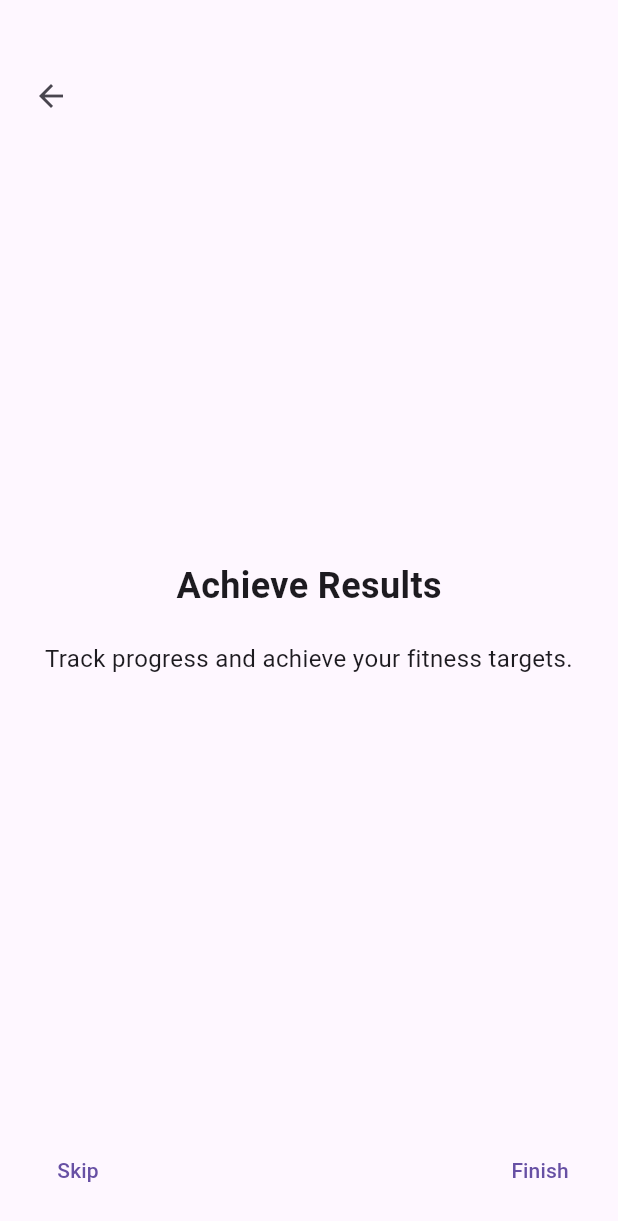
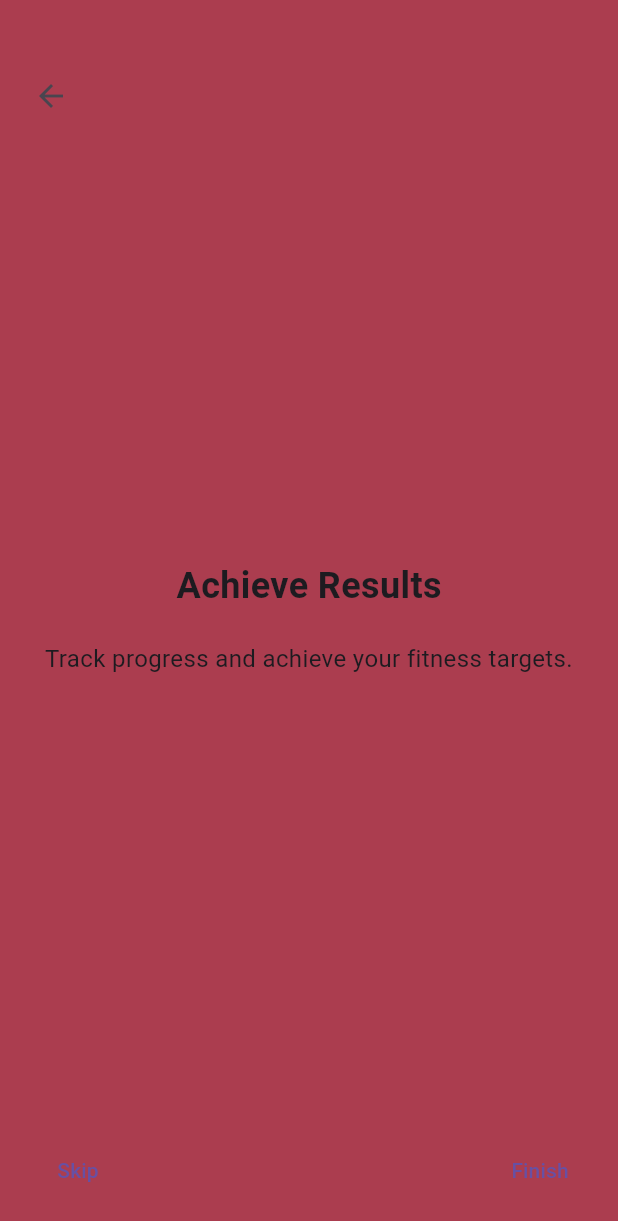
Before and after one commit to mhdafnan2003/Diet-App, a Flutter app: the screen it shows after launch, after a tap on "Skip", on a phone screen of 412 x 824 dp. Shown: the top 1221 px of the screen. Run offline on Flutter 3.47's test engine with Material 3 defaults, Android fonts, the phone set to English and light mode, and no system bars; our stand-ins replace get.

Commit message:
Utils Added

```diff
--- a/lib/features/authentication/screens/splash/splash.dart
+++ b/lib/features/authentication/screens/splash/splash.dart
@@ -1,4 +1,5 @@
 import 'package:diet/features/authentication/screens/onboarding%20Screen/onboarding_pages.dart';
+import 'package:diet/utils/constants/images.dart';
 import 'package:flutter/material.dart';
 import 'package:get/get.dart';
 
@@ -14,7 +15,7 @@ class SplashScreen extends StatelessWidget {
 
     return Scaffold(
       body: Center(
-        child: Image.asset('assets/logo.png'), // Replace with your logo path
+        child: Image.asset(TImages.appLogo,), // Replace with your logo path
       ),
     );
   }
--- a/lib/main.dart
+++ b/lib/main.dart
@@ -1,4 +1,5 @@
 import 'package:diet/features/authentication/screens/splash/splash.dart';
+import 'package:diet/utils/constants/colors.dart';
 import 'package:flutter/material.dart';
 import 'package:get/get.dart';
 
@@ -11,7 +12,9 @@ class MyApp extends StatelessWidget {
 
   @override
   Widget build(BuildContext context) {
+
     return GetMaterialApp(
+      theme: ThemeData(scaffoldBackgroundColor: TColors.primary),
       debugShowCheckedModeBanner: false,
       home: SplashScreen(),
     );
--- /dev/null
+++ b/lib/utils/constants/colors.dart
@@ -0,0 +1,47 @@
+import 'package:flutter/material.dart';
+
+class TColors {
+  // App theme colors
+  static const Color primary = Color.fromARGB(255, 171, 61, 79);
+  static const Color secondary = Color(0xFFFFE24B);
+  static const Color accent = Color(0xFFb0c7ff);
+
+  // Text colors
+  static const Color textPrimary = Color(0xFF333333);
+  static const Color textSecondary = Color(0xFF6C757D);
+  static const Color textWhite = Colors.white;
+
+  // Background colors
+  static const Color light = Color(0xFFF6F6F6);
+  static const Color dark = Color(0xFF272727);
+  static const Color primaryBackground = Color(0xFFF3F5FF);
+
+  // Background Container colors
+  static const Color lightContainer = Color(0xFFF6F6F6);
+  static Color darkContainer = TColors.white.withOpacity(0.1);
+
+  // Button colors
+  static const Color buttonPrimary = Color(0xFF4b68ff);
+  static const Color buttonSecondary = Color(0xFF6C757D);
+  static const Color buttonDisabled = Color(0xFFC4C4C4);
+
+  // Border colors
+  static const Color borderPrimary = Color(0xFFD9D9D9);
+  static const Color borderSecondary = Color(0xFFE6E6E6);
+
+  // Error and validation colors
+  static const Color error = Color(0xFFD32F2F);
+  static const Color success = Color(0xFF388E3C);
+  static const Color warning = Color(0xFFF57C00);
+  static const Color info = Color(0xFF1976D2);
+
+  // Neutral Shades
+  static const Color black = Color(0xFF232323);
+  static const Color darkerGrey = Color(0xFF4F4F4F);
+  static const Color darkGrey = Color(0xFF939393);
+  static const Color grey = Color(0xFFE0E0E0);
+  static const Color softGrey = Color(0xFFF4F4F4);
+  static const Color lightGrey = Color(0xFFF9F9F9);
+  static const Color white = Color(0xFFFFFFFF);
+
+}
--- /dev/null
+++ b/lib/utils/constants/images.dart
@@ -0,0 +1,5 @@
+class TImages {
+  // -- App Logos
+  static const String appLogo =
+      "assets/Images/logo.png";
+}
--- /dev/null
+++ b/lib/utils/constants/texts.dart
@@ -0,0 +1,3 @@
+class TTexts{
+static const String and = "and ";
+}
```
Also changed, not shown: lib/utils/constants/sizes.dart (added, +70 -0 lines), lib/utils/devices/deviceUtils.dart (added, +116 -0 lines), lib/utils/helper/helperFunction.dart (added, +113 -0 lines), pubspec.yaml (+5 -3 lines), assets/Images/logo.png (added), pubspec.lock, 5 other files.
